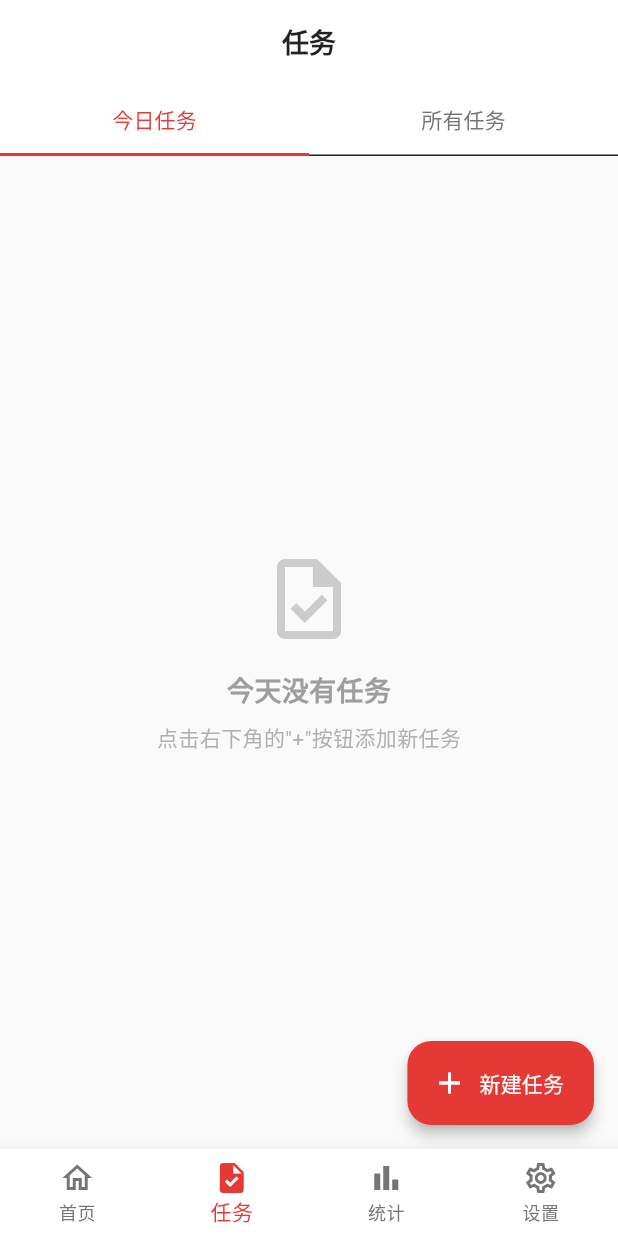
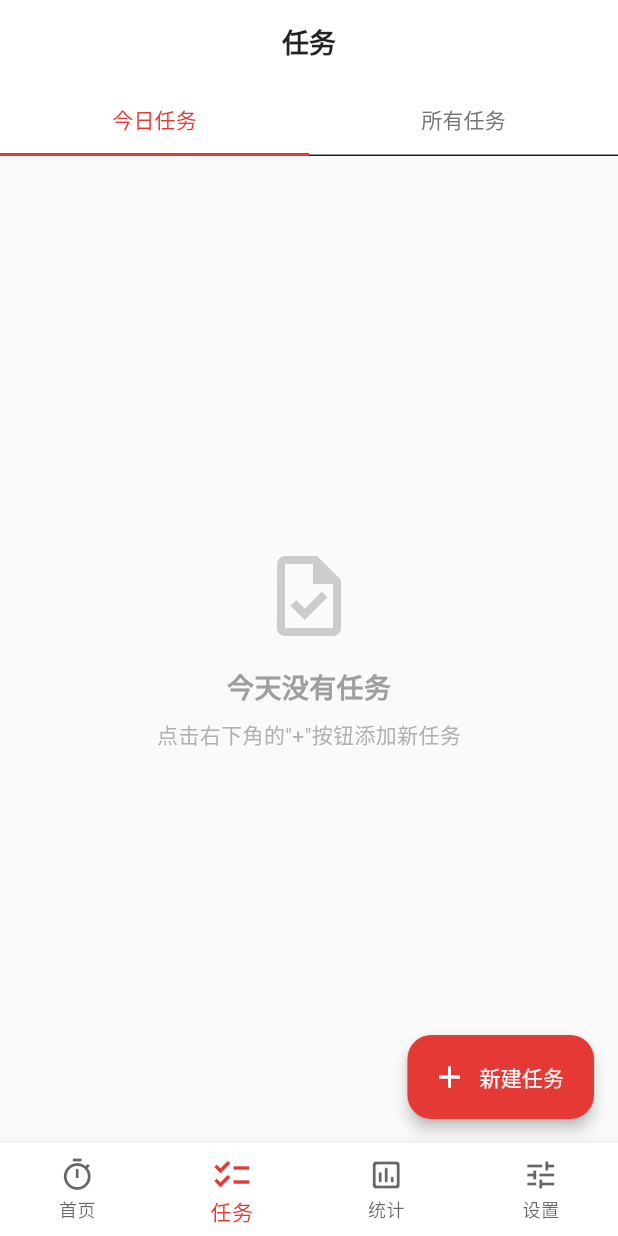
Before and after one commit to YoungLee-coder/TomatoTime, a Flutter app: the screen it shows after launch, item 2 of the bottom bar chosen, on a phone screen of 412 x 824 dp. Run offline on Flutter 3.47's test engine with Material 3 defaults, Android fonts, the light colour scheme and no system bars; our stand-ins replace fl_chart, flutter_local_notifications, image_picker, just_audio, permission_handler, shared_preferences and 3 more; accounts and stored records are empty.

Commit message:
导航栏整体优化

```diff
--- a/lib/screens/main_screen.dart
+++ b/lib/screens/main_screen.dart
@@ -49,38 +49,47 @@ class _MainScreenState extends State<MainScreen> {
         },
         type: BottomNavigationBarType.fixed,
         items: [
-          const BottomNavigationBarItem(
-            icon: Icon(Icons.home_outlined),
-            activeIcon: Icon(Icons.home),
+          BottomNavigationBarItem(
+            icon: Icon(Icons.timer_outlined),
+            activeIcon: Icon(Icons.timer, size: 28),
             label: '首页',
           ),
-          const BottomNavigationBarItem(
-            icon: Icon(Icons.task_outlined),
-            activeIcon: Icon(Icons.task),
+          BottomNavigationBarItem(
+            icon: Icon(Icons.checklist_outlined),
+            activeIcon: Icon(Icons.checklist, size: 28),
             label: '任务',
           ),
           BottomNavigationBarItem(
             icon:
                 isRunning
                     ? _buildRunningIcon(context, state)
-                    : const Icon(Icons.bar_chart_outlined),
+                    : const Icon(Icons.insert_chart_outlined_rounded),
             activeIcon:
                 isRunning
-                    ? _buildRunningIcon(context, state)
-                    : const Icon(Icons.bar_chart),
+                    ? _buildRunningIcon(context, state, isActive: true)
+                    : const Icon(Icons.insert_chart_rounded, size: 28),
             label: '统计',
           ),
-          const BottomNavigationBarItem(
-            icon: Icon(Icons.settings_outlined),
-            activeIcon: Icon(Icons.settings),
+          BottomNavigationBarItem(
+            icon: Icon(Icons.tune_outlined),
+            activeIcon: Icon(Icons.tune, size: 28),
             label: '设置',
           ),
         ],
+        elevation: 8,
+        selectedItemColor: Theme.of(context).colorScheme.primary,
+        unselectedItemColor: Theme.of(
+          context,
+        ).colorScheme.onSurface.withOpacity(0.6),
       ),
     );
   }
 
-  Widget _buildRunningIcon(BuildContext context, PomodoroState state) {
+  Widget _buildRunningIcon(
+    BuildContext context,
+    PomodoroState state, {
+    bool isActive = false,
+  }) {
     final color =
         state == PomodoroState.focusing
             ? Theme.of(context).colorScheme.primary
@@ -89,14 +98,26 @@ class _MainScreenState extends State<MainScreen> {
     return Stack(
       alignment: Alignment.center,
       children: [
-        const Icon(Icons.bar_chart_outlined),
+        Icon(
+          isActive
+              ? Icons.insert_chart_rounded
+              : Icons.insert_chart_outlined_rounded,
+          size: isActive ? 28 : 24,
+        ),
         Positioned(
           top: 0,
           right: 0,
           child: Container(
-            width: 8,
-            height: 8,
-            decoration: BoxDecoration(color: color, shape: BoxShape.circle),
+            width: 10,
+            height: 10,
+            decoration: BoxDecoration(
+              color: color,
+              shape: BoxShape.circle,
+              border: Border.all(
+                color: Theme.of(context).scaffoldBackgroundColor,
+                width: 1.5,
+              ),
+            ),
           ),
         ),
       ],
```
